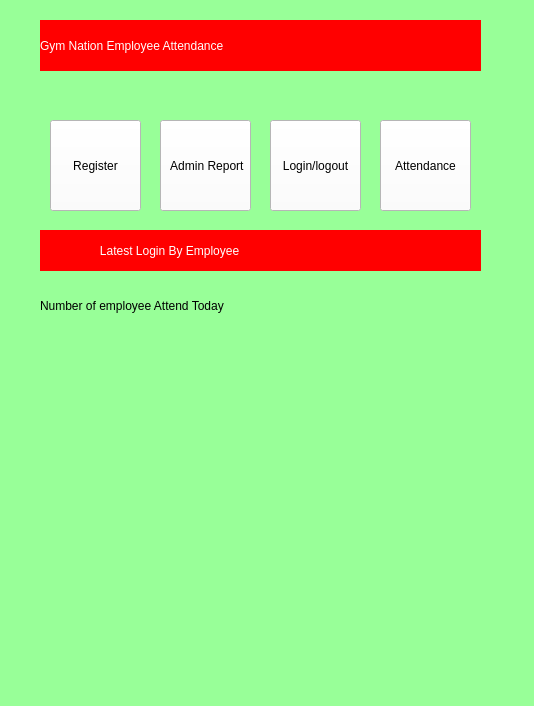
This is main.ui in francisganapin/Employee_Login as Qt 5 draws it before an edit. The edited form follows.
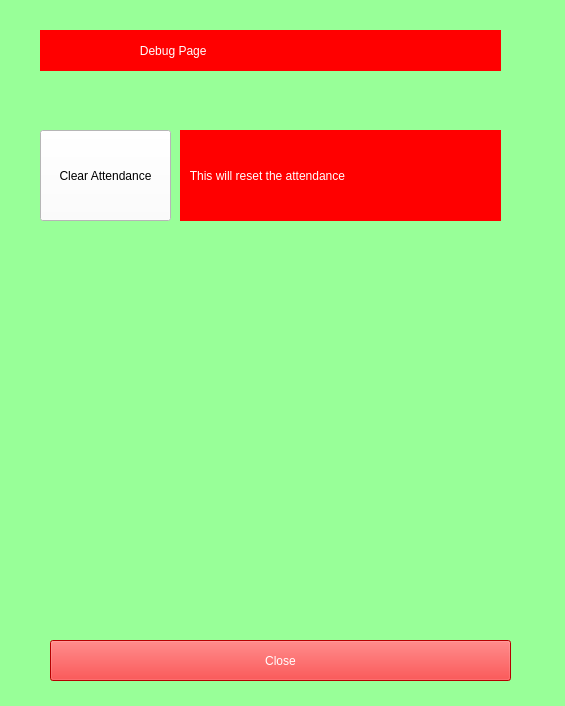
This is the edited form.

```diff
--- a/main.ui
+++ b/main.ui
@@ -6,7 +6,7 @@
    <rect>
     <x>0</x>
     <y>0</y>
-    <width>534</width>
+    <width>565</width>
     <height>706</height>
    </rect>
   </property>
@@ -18,7 +18,7 @@
     <rect>
      <x>0</x>
      <y>0</y>
-     <width>551</width>
+     <width>581</width>
      <height>751</height>
     </rect>
    </property>
@@ -26,7 +26,7 @@
     <string notr="true">background-color:#98FF98;</string>
    </property>
    <property name="currentIndex">
-    <number>0</number>
+    <number>3</number>
    </property>
    <widget class="QWidget" name="homepage">
     <widget class="QPushButton" name="admin_report_bt">
@@ -35,9 +35,9 @@
      </property>
      <property name="geometry">
       <rect>
-       <x>160</x>
+       <x>340</x>
        <y>120</y>
-       <width>91</width>
+       <width>81</width>
        <height>91</height>
       </rect>
      </property>
@@ -45,7 +45,7 @@
       <string notr="true">background-color:white</string>
      </property>
      <property name="text">
-      <string> Admin Report</string>
+      <string>Debug</string>
      </property>
     </widget>
     <widget class="QLabel" name="label">
@@ -53,7 +53,7 @@
       <rect>
        <x>40</x>
        <y>20</y>
-       <width>441</width>
+       <width>471</width>
        <height>51</height>
       </rect>
      </property>
@@ -71,7 +71,7 @@
       <rect>
        <x>40</x>
        <y>230</y>
-       <width>441</width>
+       <width>481</width>
        <height>41</height>
       </rect>
      </property>
@@ -87,9 +87,9 @@
     <widget class="QPushButton" name="login_logout_bt">
      <property name="geometry">
       <rect>
-       <x>270</x>
+       <x>240</x>
        <y>120</y>
-       <width>91</width>
+       <width>81</width>
        <height>91</height>
       </rect>
      </property>
@@ -103,9 +103,9 @@
     <widget class="QPushButton" name="salary_bt">
      <property name="geometry">
       <rect>
-       <x>380</x>
+       <x>140</x>
        <y>120</y>
-       <width>91</width>
+       <width>81</width>
        <height>91</height>
       </rect>
      </property>
@@ -113,15 +113,15 @@
       <string notr="true">background-color:white</string>
      </property>
      <property name="text">
-      <string>Attendance</string>
+      <string>Update Data</string>
      </property>
     </widget>
     <widget class="QPushButton" name="add_employee">
      <property name="geometry">
       <rect>
-       <x>50</x>
+       <x>40</x>
        <y>120</y>
-       <width>91</width>
+       <width>81</width>
        <height>91</height>
       </rect>
      </property>
@@ -132,17 +132,17 @@
       <string>Register</string>
      </property>
     </widget>
-    <widget class="QLabel" name="label_8">
+    <widget class="QLabel" name="attendance_label">
      <property name="geometry">
       <rect>
-       <x>40</x>
+       <x>130</x>
        <y>340</y>
-       <width>201</width>
-       <height>71</height>
+       <width>151</width>
+       <height>121</height>
       </rect>
      </property>
      <property name="text">
-      <string/>
+      <string>                                                                                                       </string>
      </property>
     </widget>
     <widget class="QLabel" name="label_9">
@@ -531,6 +531,82 @@
      </property>
     </widget>
    </widget>
+   <widget class="QWidget" name="debug_page_1">
+    <widget class="QLabel" name="label_8">
+     <property name="geometry">
+      <rect>
+       <x>40</x>
+       <y>30</y>
+       <width>461</width>
+       <height>41</height>
+      </rect>
+     </property>
+     <property name="styleSheet">
+      <string notr="true">Background-color:red;
+color:white;
+font: 16pt &quot;MS Shell Dlg 2&quot;;</string>
+     </property>
+     <property name="text">
+      <string>                              Debug Page</string>
+     </property>
+    </widget>
+    <widget class="QPushButton" name="clear_attendance_bt">
+     <property name="enabled">
+      <bool>true</bool>
+     </property>
+     <property name="geometry">
+      <rect>
+       <x>40</x>
+       <y>130</y>
+       <width>131</width>
+       <height>91</height>
+      </rect>
+     </property>
+     <property name="styleSheet">
+      <string notr="true">background-color:white</string>
+     </property>
+     <property name="text">
+      <string>Clear Attendance</string>
+     </property>
+    </widget>
+    <widget class="QLabel" name="label_37">
+     <property name="geometry">
+      <rect>
+       <x>180</x>
+       <y>130</y>
+       <width>321</width>
+       <height>91</height>
+      </rect>
+     </property>
+     <property name="styleSheet">
+      <string notr="true">Background-color:red;
+color:white;
+font: 16pt &quot;MS Shell Dlg 2&quot;;</string>
+     </property>
+     <property name="text">
+      <string>   This will reset the attendance </string>
+     </property>
+    </widget>
+    <widget class="QPushButton" name="close_bt_5">
+     <property name="geometry">
+      <rect>
+       <x>50</x>
+       <y>640</y>
+       <width>461</width>
+       <height>41</height>
+      </rect>
+     </property>
+     <property name="styleSheet">
+      <string notr="true">background-color:red;
+font: 16pt &quot;MS Shell Dlg 2&quot;;
+color:white
+</string>
+     </property>
+     <property name="text">
+      <string>Close</string>
+     </property>
+    </widget>
+   </widget>
   </widget>
  </widget>
  <resources/>
```
Left out of the diff: 24 changed lines with no effect on the pictures.
